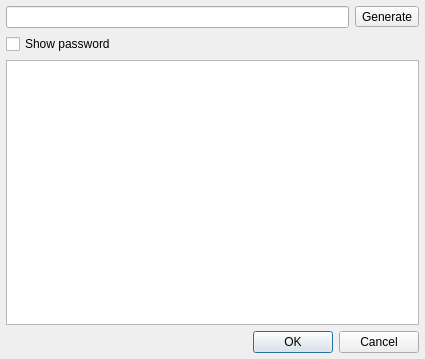
IJHack/QtPass, file passworddialog.ui: the form before one commit.
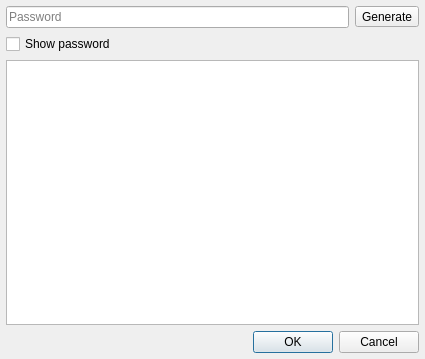
The form after the commit.

Commit message: Default text solves #84

What changed in the file:
```diff
--- a/passworddialog.ui
+++ b/passworddialog.ui
@@ -45,9 +45,15 @@
        <layout class="QHBoxLayout" name="horizontalLayout">
         <item>
          <widget class="QLineEdit" name="lineEditPassword">
+          <property name="text">
+           <string/>
+          </property>
           <property name="echoMode">
            <enum>QLineEdit::Password</enum>
           </property>
+          <property name="placeholderText">
+           <string>Password</string>
+          </property>
          </widget>
         </item>
         <item>
```
